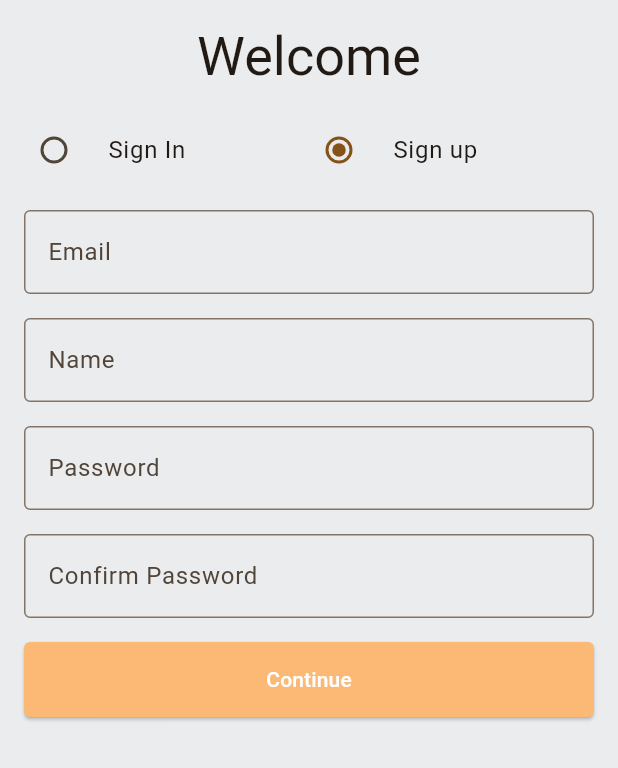
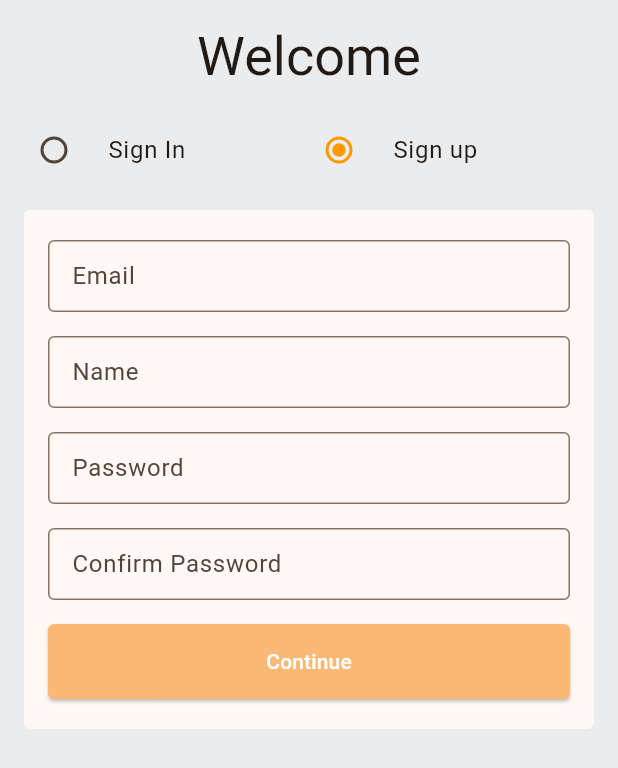
Before and after one commit to KayesAshfaQ/e_commerce_app_backend, a Flutter app: the AuthScreen screen opened by its route, after a tap on "Sign up", on a phone screen of 412 x 824 dp. Shown: the top 768 px of the screen. Run offline on Flutter 3.47's test engine with Material 3 defaults, Android fonts, the phone set to English and light mode, and no system bars.

Commit message:
auth form ui updated

```diff
--- a/lib/common/widgets/app_text_field.dart
+++ b/lib/common/widgets/app_text_field.dart
@@ -12,10 +12,11 @@ class TextFieldWidget extends StatelessWidget {
   Widget build(BuildContext context) {
     return Padding(
       padding: const EdgeInsets.only(bottom: 16),
-      child: TextField(
+      child: TextFormField(
         decoration: InputDecoration(
           label: Text(label),
-          border: OutlineInputBorder(),
+          border: const OutlineInputBorder(),
+          isDense: true,
         ),
       ),
     );
--- a/lib/features/auth/screens/auth_screen.dart
+++ b/lib/features/auth/screens/auth_screen.dart
@@ -15,6 +15,17 @@ class AuthScreen extends StatefulWidget {
 }
 
 class _AuthScreenState extends State<AuthScreen> {
+  // from key
+  GlobalKey<FormState> _signInFormKey = GlobalKey<FormState>();
+  GlobalKey<FormState> _signUpFormKey = GlobalKey<FormState>();
+
+  // text editing controller
+  TextEditingController _nameController = TextEditingController();
+  TextEditingController _emailController = TextEditingController();
+  TextEditingController _passwordController = TextEditingController();
+  TextEditingController _confirmPasswordController = TextEditingController();
+
+  // form type selection
   Auth _auth = Auth.signIn;
 
   @override
@@ -54,6 +65,43 @@ class _AuthScreenState extends State<AuthScreen> {
                   ],
                 ),
                 const SizedBox(height: 16),
+
+                // Sign In
+                if (_auth == Auth.signIn)
+                  SignUpFormWidget(
+                    formKey: _signUpFormKey,
+                  ),
+
+                // Sign Up
+                if (_auth == Auth.signUp)
+                  SignInFormWidget(formKey: _signInFormKey),
+              ],
+            ),
+          ),
+        ),
+      ),
+    );
+  }
+}
+
+class SignInFormWidget extends StatelessWidget {
+  const SignInFormWidget({
+    super.key,
+    required this.formKey,
+  });
+
+  final GlobalKey<FormState> formKey;
+  @override
+  Widget build(BuildContext context) {
+    return Container(
+      padding: const EdgeInsets.symmetric(horizontal: 16, vertical: 20),
+      decoration: BoxDecoration(
+        color: Theme.of(context).colorScheme.surface,
+        borderRadius: BorderRadius.circular(4),
+      ),
+      child: Form(
+        child: Column(
+          children: [
             const TextFieldWidget(label: 'Email'),
             const TextFieldWidget(label: 'Name'),
             const TextFieldWidget(label: 'Password'),
@@ -65,6 +113,37 @@ class _AuthScreenState extends State<AuthScreen> {
           ],
         ),
       ),
+    );
+  }
+}
+
+class SignUpFormWidget extends StatelessWidget {
+  const SignUpFormWidget({
+    super.key,
+    required this.formKey,
+  });
+
+  final GlobalKey<FormState> formKey;
+
+  @override
+  Widget build(BuildContext context) {
+    return Container(
+      padding: const EdgeInsets.symmetric(horizontal: 16, vertical: 20),
+      decoration: BoxDecoration(
+        color: Theme.of(context).colorScheme.surface,
+        borderRadius: BorderRadius.circular(4),
+      ),
+      child: Form(
+        key: formKey,
+        child: Column(
+          children: [
+            TextFieldWidget(label: 'Email'),
+            TextFieldWidget(label: 'Password'),
+            AppButtonWidget(
+              label: 'Continue',
+              onPressed: () {},
+            ),
+          ],
         ),
       ),
     );
--- a/lib/main.dart
+++ b/lib/main.dart
@@ -17,6 +17,7 @@ class MyApp extends StatelessWidget {
         scaffoldBackgroundColor: GlobalVariables.backgroundColor,
         colorScheme: ColorScheme.fromSeed(
           seedColor: GlobalVariables.secondaryColor,
+          primary: GlobalVariables.secondaryColor,
         ),
         useMaterial3: true,
       ),
```
Lines whose indentation alone changed are shown as unchanged.
